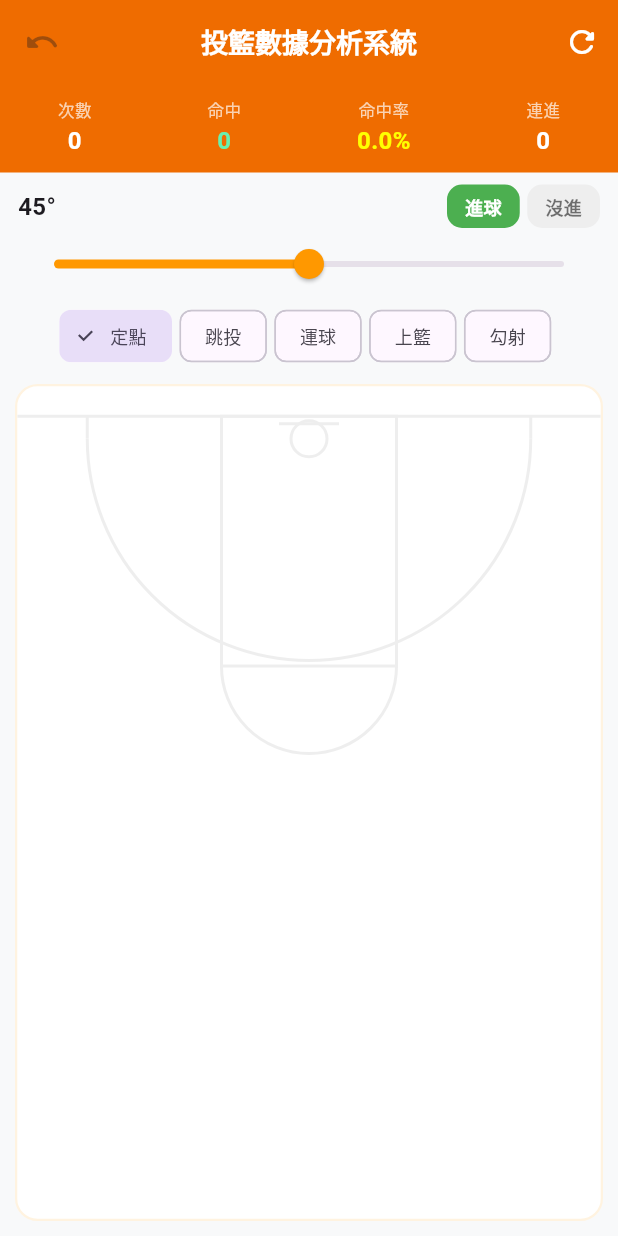
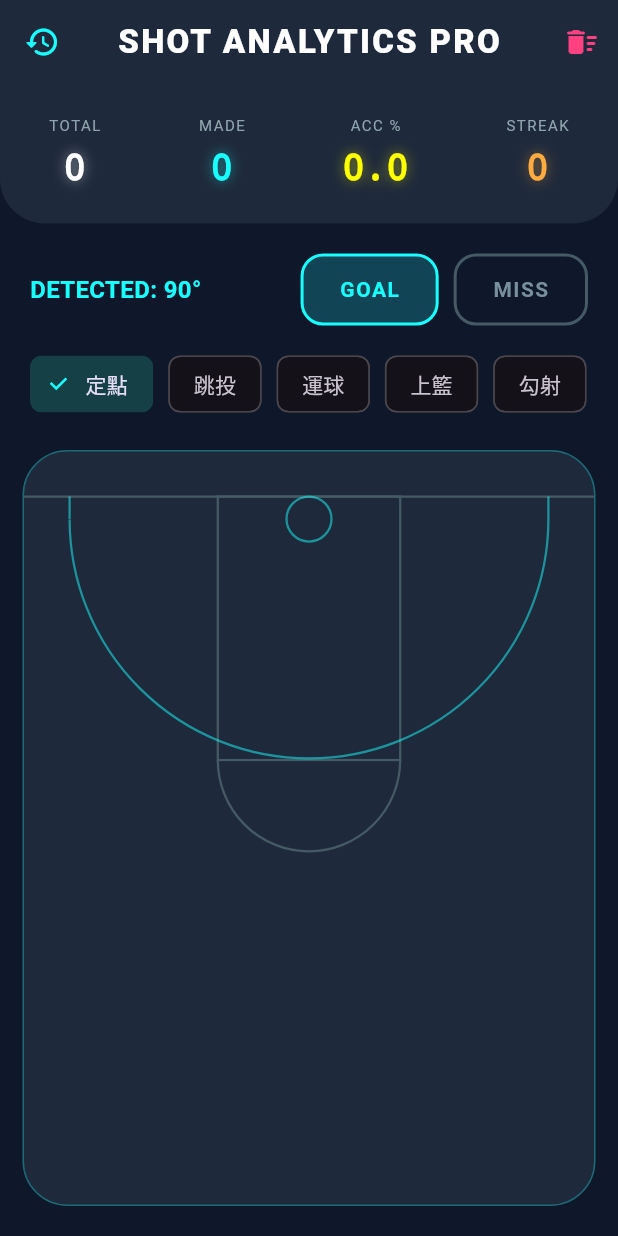
Before and after one commit to qp2ldilrul/basketball_trainer, a Flutter app: the screen it shows after launch, on a phone screen of 412 x 824 dp. Run offline on Flutter 3.47's test engine with Material 3 defaults, Android fonts, the phone set to English and light mode, and no system bars.

Commit message:
final pro version

```diff
--- a/lib/main.dart
+++ b/lib/main.dart
@@ -1,4 +1,5 @@
 import 'package:flutter/material.dart';
+import 'dart:math' as math;
 
 void main() {
   runApp(const BasketballProApp());
@@ -10,11 +11,13 @@ class BasketballProApp extends StatelessWidget {
   @override
   Widget build(BuildContext context) {
     return MaterialApp(
-      title: '投籃數據分析系統',
+      title: '科技投籃數據分析',
       debugShowCheckedModeBanner: false,
       theme: ThemeData(
-        primarySwatch: Colors.orange,
+        brightness: Brightness.dark,
+        primarySwatch: Colors.cyan,
         useMaterial3: true,
+        scaffoldBackgroundColor: const Color(0xFF0F172A),
       ),
       home: const ShotProScreen(),
     );
@@ -43,16 +46,33 @@ class ShotProScreen extends StatefulWidget {
 }
 
 class _ShotProScreenState extends State<ShotProScreen> {
-  // 核心數據
   List<ShotRecord> shotRecords = [];
   bool nextShotIsMade = true;
-  double currentAngle = 45.0;
+  double currentAngle = 90.0; // 預設中間 90 度
   String currentType = '定點';
   int streak = 0;
 
-  // 1. 處理點擊紀錄
-  void handleTap(Offset localPosition) {
+  // 核心邏輯：點擊球場並自動計算角度
+  void handleTap(Offset localPosition, Size boxSize) {
+    // 籃框中心點座標 (需與畫筆邏輯一致)
+    double cx = boxSize.width / 2;
+    double basketY = 30.0 + 15.0;
+
+    // 計算點擊位置相對於籃框的角度 (弧度轉角度)
+    // dy 是點擊點 y 減去籃框 y，dx 是點擊點 x 減去籃框 x
+    double dx = localPosition.dx - cx;
+    double dy = localPosition.dy - basketY;
+
+    // 使用 atan2 取得角度 (範圍 -PI 到 PI)，轉換為 0-180 度
+    double radians = math.atan2(dy, dx);
+    double degrees = radians * 180 / math.pi;
+
+    // 調整角度基準：讓籃框正下方為 90 度，左側趨近 180，右側趨近 0
+    double finalAngle = degrees;
+    if (finalAngle < 0) finalAngle = 0; // 防止負數
+
     setState(() {
+      currentAngle = finalAngle; // 即時更新顯示的角度
       shotRecords.add(ShotRecord(
         position: localPosition,
         isMade: nextShotIsMade,
@@ -63,7 +83,6 @@ class _ShotProScreenState extends State<ShotProScreen> {
     });
   }
 
-  // 2. 復原功能 (Undo)
   void undoLastAction() {
     if (shotRecords.isNotEmpty) {
       setState(() {
@@ -73,10 +92,9 @@ class _ShotProScreenState extends State<ShotProScreen> {
     }
   }
 
-  // 3. 重新計算連進次數 (Streak)
   void _recalculateStreak() {
     int currentStreak = 0;
-    for (var i = shotRecords.length - 1; i >= 0; i--) {
+    for (int i = shotRecords.length - 1; i >= 0; i--) {
       if (shotRecords[i].isMade) {
         currentStreak++;
       } else {
@@ -86,7 +104,6 @@ class _ShotProScreenState extends State<ShotProScreen> {
     streak = currentStreak;
   }
 
-  // 4. 重置功能
   void resetData() {
     setState(() {
       shotRecords.clear();
@@ -96,74 +113,77 @@ class _ShotProScreenState extends State<ShotProScreen> {
 
   @override
   Widget build(BuildContext context) {
-    int total = shotRecords.length;
-    int made = shotRecords.where((r) => r.isMade).length;
-    double rate = total == 0 ? 0 : (made / total) * 100;
+    int totalShots = shotRecords.length;
+    int totalMade = shotRecords.where((r) => r.isMade).length;
+    double shootingPercentage = totalShots == 0 ? 0 : (totalMade / totalShots) * 100;
 
     return Scaffold(
-      backgroundColor: const Color(0xFFF8F9FA),
       appBar: AppBar(
-        title: const Text('投籃數據分析系統', style: TextStyle(fontWeight: FontWeight.bold, fontSize: 18)),
-        centerTitle: true,
-        backgroundColor: Colors.orange[800],
-        foregroundColor: Colors.white,
+        elevation: 0,
+        backgroundColor: const Color(0xFF1E293B),
         leading: IconButton(
-          icon: const Icon(Icons.undo_rounded),
+          icon: const Icon(Icons.history_rounded, color: Colors.cyanAccent),
           onPressed: shotRecords.isEmpty ? null : undoLastAction,
         ),
+        title: const Text('SHOT ANALYTICS PRO',
+          style: TextStyle(letterSpacing: 1.5, fontWeight: FontWeight.w900, color: Colors.white)),
+        centerTitle: true,
         actions: [
-          IconButton(icon: const Icon(Icons.refresh_rounded), onPressed: resetData),
+          IconButton(icon: const Icon(Icons.delete_sweep_rounded, color: Colors.pinkAccent), onPressed: resetData),
         ],
       ),
       body: Column(
         children: [
-          // 數據看板
+          // 數據面板
           Container(
-            padding: const EdgeInsets.symmetric(vertical: 10),
-            color: Colors.orange[800],
+            padding: const EdgeInsets.symmetric(vertical: 20),
+            decoration: const BoxDecoration(
+              color: Color(0xFF1E293B),
+              borderRadius: BorderRadius.only(bottomLeft: Radius.circular(30), bottomRight: Radius.circular(30)),
+            ),
             child: Row(
               mainAxisAlignment: MainAxisAlignment.spaceAround,
               children: [
-                _buildStat('次數', total.toString(), Colors.white),
-                _buildStat('命中', made.toString(), Colors.greenAccent),
-                _buildStat('命中率', '${rate.toStringAsFixed(1)}%', Colors.yellowAccent),
-                _buildStat('連進', streak.toString(), Colors.white),
+                _buildTechStat('TOTAL', totalShots.toString(), Colors.white),
+                _buildTechStat('MADE', totalMade.toString(), Colors.cyanAccent),
+                _buildTechStat('ACC %', '${shootingPercentage.toStringAsFixed(1)}', Colors.yellowAccent),
+                _buildTechStat('STREAK', streak.toString(), Colors.orangeAccent),
               ],
             ),
           ),
-          // 控制區
+
+          // 控制區 (角度顯示與狀態切換)
           Padding(
-            padding: const EdgeInsets.symmetric(horizontal: 12, vertical: 8),
+            padding: const EdgeInsets.all(20.0),
             child: Column(
               children: [
                 Row(
                   mainAxisAlignment: MainAxisAlignment.spaceBetween,
                   children: [
-                    Text('${currentAngle.toInt()}°', style: const TextStyle(fontSize: 16, fontWeight: FontWeight.bold)),
+                    // 這裡的角度會隨著點擊球場自動跳動
+                    Text('DETECTED: ${currentAngle.toInt()}°',
+                      style: const TextStyle(color: Colors.cyanAccent, fontWeight: FontWeight.bold, fontSize: 16)),
                     Row(
                       children: [
-                        _toggleBtn(true, '進球'),
-                        const SizedBox(width: 5),
-                        _toggleBtn(false, '沒進'),
+                        _techToggleButton(true, 'GOAL'),
+                        const SizedBox(width: 10),
+                        _techToggleButton(false, 'MISS'),
                       ],
                     ),
                   ],
                 ),
-                Slider(
-                  value: currentAngle,
-                  min: 0, max: 90, divisions: 90,
-                  activeColor: Colors.orange,
-                  onChanged: (v) => setState(() => currentAngle = v),
-                ),
+                const SizedBox(height: 15),
                 SingleChildScrollView(
                   scrollDirection: Axis.horizontal,
                   child: Row(
                     children: ['定點', '跳投', '運球', '上籃', '勾射'].map((t) => Padding(
-                      padding: const EdgeInsets.only(right: 5),
-                      child: ChoiceChip(
-                        label: Text(t, style: const TextStyle(fontSize: 12)),
+                      padding: const EdgeInsets.only(right: 10),
+                      child: FilterChip(
+                        label: Text(t),
                         selected: currentType == t,
+                        selectedColor: Colors.cyanAccent.withOpacity(0.2),
                         onSelected: (s) => setState(() => currentType = t),
+                        checkmarkColor: Colors.cyanAccent,
                       ),
                     )).toList(),
                   ),
@@ -171,25 +191,31 @@ class _ShotProScreenState extends State<ShotProScreen> {
               ],
             ),
           ),
-          // 球場區
+
+          // 核心球場區
           Expanded(
-            child: Container(
-              margin: const EdgeInsets.fromLTRB(10, 0, 10, 10),
+            child: LayoutBuilder(
+              builder: (context, constraints) {
+                return Container(
+                  margin: const EdgeInsets.fromLTRB(15, 0, 15, 20),
                   decoration: BoxDecoration(
-                color: Colors.white,
-                borderRadius: BorderRadius.circular(15),
-                border: Border.all(color: Colors.orange[50]!, width: 1.5),
+                    color: const Color(0xFF1E293B),
+                    borderRadius: BorderRadius.circular(30),
+                    border: Border.all(color: Colors.cyanAccent.withOpacity(0.3), width: 1),
                   ),
                   child: ClipRRect(
-                borderRadius: BorderRadius.circular(15),
+                    borderRadius: BorderRadius.circular(30),
                     child: GestureDetector(
-                  onTapDown: (d) => handleTap(d.localPosition),
+                      // 點擊即觸發位置紀錄與角度計算
+                      onTapDown: (details) => handleTap(details.localPosition, Size(constraints.maxWidth, constraints.maxHeight)),
                       child: CustomPaint(
                         size: Size.infinite,
-                    painter: FinalCourtPainter(records: shotRecords),
+                        painter: TechCourtPainter(records: shotRecords),
                       ),
                     ),
                   ),
+                );
+              }
             ),
           ),
         ],
@@ -197,66 +223,78 @@ class _ShotProScreenState extends State<ShotProScreen> {
     );
   }
 
-  Widget _buildStat(String l, String v, Color c) => Column(children: [
-    Text(l, style: const TextStyle(color: Colors.white70, fontSize: 11)),
-    Text(v, style: TextStyle(color: c, fontSize: 16, fontWeight: FontWeight.bold))
-  ]);
+  Widget _buildTechStat(String label, String value, Color color) {
+    return Column(
+      children: [
+        Text(label, style: TextStyle(color: Colors.blueGrey[300], fontSize: 10, letterSpacing: 1)),
+        const SizedBox(height: 5),
+        Text(value, style: TextStyle(color: color, fontSize: 24, fontWeight: FontWeight.w900,
+          fontFamily: 'monospace', shadows: [Shadow(color: color.withOpacity(0.5), blurRadius: 10)])),
+      ],
+    );
+  }
 
-  Widget _toggleBtn(bool m, String l) {
-    bool s = nextShotIsMade == m;
+  Widget _techToggleButton(bool isMade, String text) {
+    bool selected = nextShotIsMade == isMade;
+    Color activeColor = isMade ? Colors.cyanAccent : Colors.pinkAccent;
     return GestureDetector(
-      onTap: () => setState(() => nextShotIsMade = m),
-      child: Container(
-        padding: const EdgeInsets.symmetric(horizontal: 12, vertical: 6),
+      onTap: () => setState(() => nextShotIsMade = isMade),
+      child: AnimatedContainer(
+        duration: const Duration(milliseconds: 200),
+        padding: const EdgeInsets.symmetric(horizontal: 24, vertical: 12),
         decoration: BoxDecoration(
-          color: s ? (m ? Colors.green : Colors.red) : Colors.grey[200],
-          borderRadius: BorderRadius.circular(10),
+          color: selected ? activeColor.withOpacity(0.2) : Colors.transparent,
+          borderRadius: BorderRadius.circular(15),
+          border: Border.all(color: selected ? activeColor : Colors.blueGrey[700]!, width: 2),
         ),
-        child: Text(l, style: TextStyle(color: s ? Colors.white : Colors.black54, fontSize: 12, fontWeight: FontWeight.bold)),
+        child: Text(text, style: TextStyle(
+          color: selected ? activeColor : Colors.blueGrey[400],
+          fontWeight: FontWeight.bold, letterSpacing: 1)),
       ),
     );
   }
 }
 
-class FinalCourtPainter extends CustomPainter {
+class TechCourtPainter extends CustomPainter {
   final List<ShotRecord> records;
-  FinalCourtPainter({required this.records});
+  TechCourtPainter({required this.records});
 
   @override
   void paint(Canvas canvas, Size size) {
-    final paint = Paint()..color = Colors.grey[200]!..style = PaintingStyle.stroke..strokeWidth = 2.0;
+    final linePaint = Paint()
+      ..color = Colors.blueGrey[700]!
+      ..style = PaintingStyle.stroke
+      ..strokeWidth = 1.5;
+
     double cx = size.width / 2;
-    double top = 20.0;
+    double top = 30.0;
 
-    // 1. 底線
-    canvas.drawLine(Offset(0, top), Offset(size.width, top), paint);
+    // 底線
+    canvas.drawLine(Offset(0, top), Offset(size.width, top), linePaint);
 
-    // 2. 禁區 (針對 iPad 分割畫面優化：寬度 30%)
-    double kw = size.width * 0.3;
-    double kh = size.height * 0.3;
-    canvas.drawRect(Rect.fromLTWH(cx - kw / 2, top, kw, kh), paint);
+    // 禁區
+    double kw = size.width * 0.32;
+    double kh = size.height * 0.35;
+    canvas.drawRect(Rect.fromLTWH(cx - kw / 2, top, kw, kh), linePaint);
 
-    // 3. 罰球弧
-    canvas.drawArc(Rect.fromCenter(center: Offset(cx, top + kh), width: kw, height: kw), 0, 3.14, false, paint);
+    // 罰球弧
+    canvas.drawArc(Rect.fromCenter(center: Offset(cx, top + kh), width: kw, height: kw), 0, 3.14, false, linePaint);
 
-    // 4. 籃框
-    canvas.drawCircle(Offset(cx, top + 15), 12, paint);
-    canvas.drawLine(Offset(cx - 20, top + 5), Offset(cx + 20, top + 5), paint);
+    // 籃框
+    canvas.drawCircle(Offset(cx, top + 15), 15, linePaint..color = Colors.cyanAccent.withOpacity(0.5));
 
-    // 5. 三分線 (縮小半徑以適應窄長螢幕)
-    double threeRadius = size.width * 0.38;
-    canvas.drawArc(
-      Rect.fromCircle(center: Offset(cx, top + 15), radius: threeRadius),
-      0, 3.14, false, paint
-    );
-    canvas.drawLine(Offset(cx - threeRadius, top), Offset(cx - threeRadius, top + 15), paint);
-    canvas.drawLine(Offset(cx + threeRadius, top), Offset(cx + threeRadius, top + 15), paint);
+    // 三分線
+    double tr = size.width * 0.42;
+    canvas.drawArc(Rect.fromCircle(center: Offset(cx, top + 15), radius: tr), 0, 3.14, false, linePaint);
+    canvas.drawLine(Offset(cx - tr, top), Offset(cx - tr, top + 15), linePaint);
+    canvas.drawLine(Offset(cx + tr, top), Offset(cx + tr, top + 15), linePaint);
 
-    // 6. 點位
+    // 繪製投球點
     for (var r in records) {
-      final p = Paint()..color = r.isMade ? Colors.green : Colors.red..style = PaintingStyle.fill;
-      canvas.drawCircle(r.position, 8, p);
-      canvas.drawCircle(r.position, 8, Paint()..color = Colors.white..style = PaintingStyle.stroke..strokeWidth = 1.5);
+      final color = r.isMade ? Colors.cyanAccent : Colors.pinkAccent;
+      canvas.drawCircle(r.position, 10, Paint()..color = color.withOpacity(0.2)..maskFilter = const MaskFilter.blur(BlurStyle.normal, 6));
+      canvas.drawCircle(r.position, 5, Paint()..color = color);
+      canvas.drawCircle(r.position, 2, Paint()..color = Colors.white);
     }
   }
 
```
Lines whose indentation alone changed are shown as unchanged.
